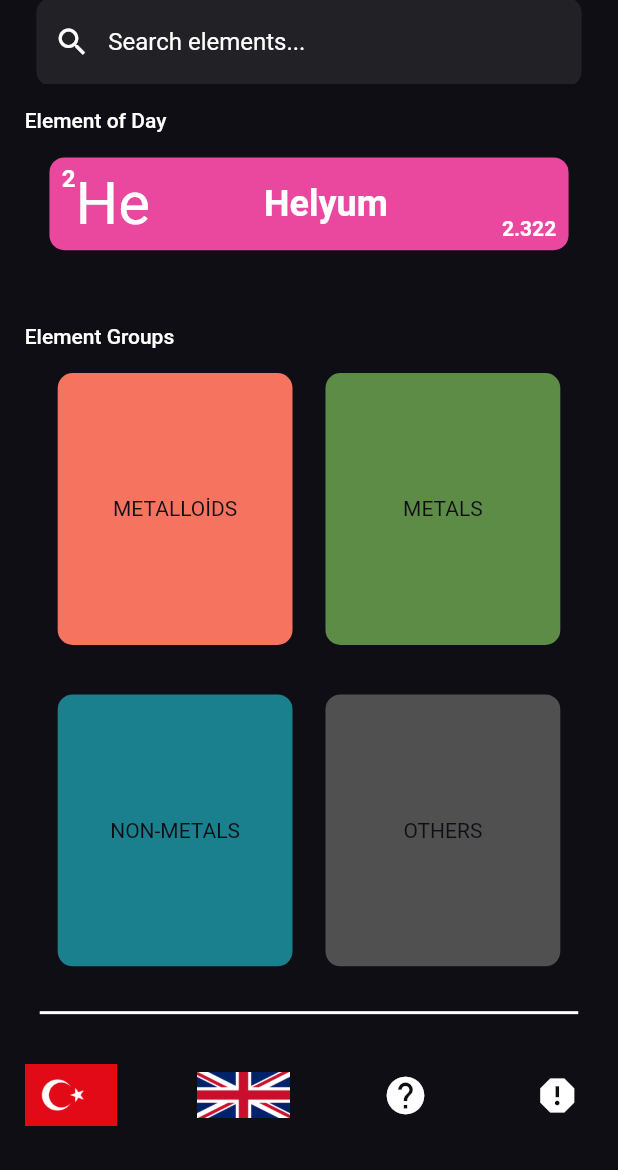
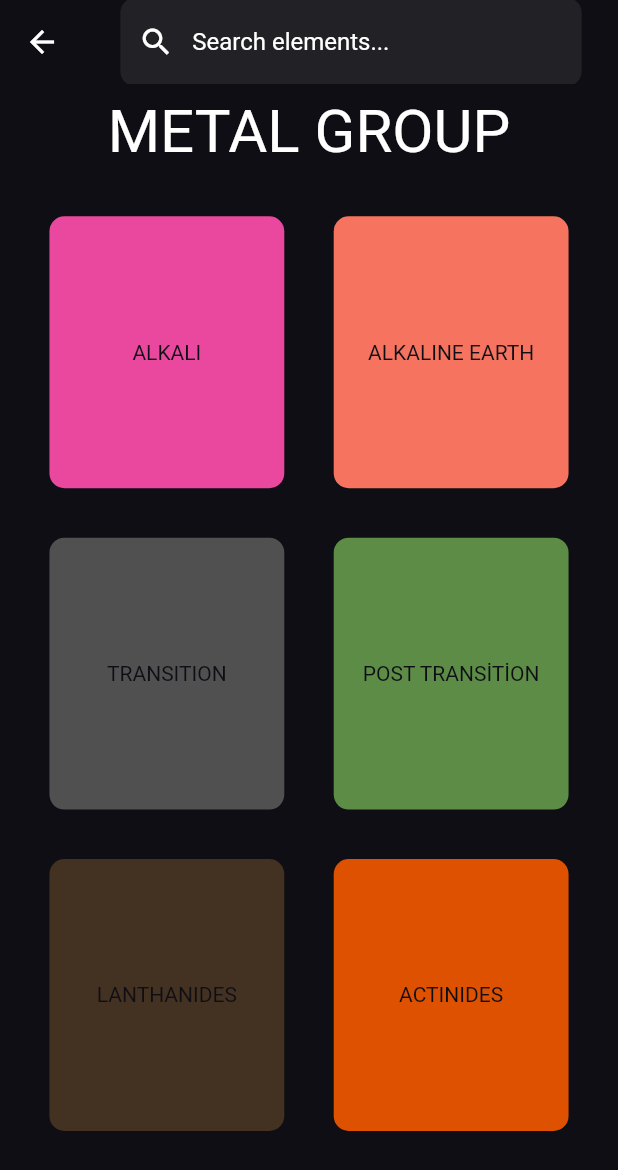
Before and after one commit to furkanagess/periodic_table_app, a Flutter app: the screen it shows after launch, after a tap on "METALS", on a phone screen of 412 x 824 dp. Shown: the top 1170 px of the screen. Run offline on Flutter 3.47's test engine with Material 2 defaults, Android fonts, the phone set to English and light mode, and no system bars; our stand-ins replace mobx; generated files the repository leaves out were written again.

Commit message:
metal group page added

```diff
--- a/lib/feature/home/view/home_view.dart
+++ b/lib/feature/home/view/home_view.dart
@@ -1,6 +1,7 @@
 import 'package:flutter/material.dart';
 import 'package:periodic_table_app/feature/home/viewModel/home_view_model.dart';
 import 'package:periodic_table_app/feature/metalloids/view/metalloids_view.dart';
+import 'package:periodic_table_app/feature/metals/view/metal_view.dart';
 
 import 'package:periodic_table_app/product/base/base_view.dart';
 import 'package:periodic_table_app/product/constants/color_constants.dart';
@@ -71,7 +72,7 @@ class HomeView extends StatelessWidget {
             Navigator.push(
               context,
               MaterialPageRoute(
-                builder: (context) => MetalloidsPageView(),
+                builder: (context) => const MetalloidsPageView(),
               ),
             );
           },
@@ -79,7 +80,14 @@ class HomeView extends StatelessWidget {
           title: AppStrings().metalloids,
         ),
         ElementGroupContainer(
-          onTap: () {},
+          onTap: () {
+            Navigator.push(
+              context,
+              MaterialPageRoute(
+                builder: (context) => const MetalPageView(),
+              ),
+            );
+          },
           color: AppColors().green,
           title: AppStrings().metal,
         ),
--- /dev/null
+++ b/lib/feature/metals/view/metal_view.dart
@@ -0,0 +1,136 @@
+import 'package:flutter/material.dart';
+
+import 'package:periodic_table_app/feature/metals/viewModel/metal_view_model.dart';
+import 'package:periodic_table_app/product/base/base_view.dart';
+import 'package:periodic_table_app/product/constants/color_constants.dart';
+import 'package:periodic_table_app/product/constants/strings_constant.dart';
+import 'package:periodic_table_app/product/extensions/context_extension.dart';
+import 'package:periodic_table_app/product/widget/element_group_container.dart';
+
+class MetalPageView extends StatelessWidget {
+  const MetalPageView({super.key});
+
+  @override
+  Widget build(BuildContext context) {
+    return BaseView<MetalViewModel>(
+      viewModel: MetalViewModel(),
+      onModelReady: (model) {
+        model.setContext(context);
+      },
+      onPageBuilder: (context, value) => Scaffold(
+        backgroundColor: AppColors().background,
+        appBar: buildAppbar(context),
+        body: SafeArea(
+          child: ListView(
+            children: [
+              SizedBox(height: context.dynamicHeight(0.01)),
+              headerText(context),
+              SizedBox(height: context.dynamicHeight(0.04)),
+              metalGroupOne(),
+              SizedBox(height: context.dynamicHeight(0.04)),
+              metalGroupTwo(),
+              SizedBox(height: context.dynamicHeight(0.04)),
+              metalGroupThree(),
+            ],
+          ),
+        ),
+      ),
+    );
+  }
+
+  Row metalGroupThree() {
+    return Row(
+      mainAxisAlignment: MainAxisAlignment.spaceEvenly,
+      children: [
+        ElementGroupContainer(
+          onTap: () {},
+          color: AppColors().brown,
+          title: AppStrings().lanthanites,
+        ),
+        ElementGroupContainer(
+          onTap: () {},
+          color: AppColors().orange,
+          title: AppStrings().actinides,
+        ),
+      ],
+    );
+  }
+
+  Row metalGroupTwo() {
+    return Row(
+      mainAxisAlignment: MainAxisAlignment.spaceEvenly,
+      children: [
+        ElementGroupContainer(
+          onTap: () {},
+          color: AppColors().grey,
+          title: AppStrings().transition,
+        ),
+        ElementGroupContainer(
+          onTap: () {},
+          color: AppColors().green,
+          title: AppStrings().postTransition,
+        ),
+      ],
+    );
+  }
+
+  Row metalGroupOne() {
+    return Row(
+      mainAxisAlignment: MainAxisAlignment.spaceEvenly,
+      children: [
+        ElementGroupContainer(
+          onTap: () {},
+          color: AppColors().pink,
+          title: AppStrings().alkali,
+        ),
+        ElementGroupContainer(
+          onTap: () {},
+          color: AppColors().lightOrange,
+          title: AppStrings().alkaliEarth,
+        ),
+      ],
+    );
+  }
+
+  Center headerText(BuildContext context) {
+    return Center(
+      child: Text(
+        AppStrings().metalGroup,
+        style: context.textTheme.headlineLarge?.copyWith(
+          color: AppColors().white,
+        ),
+      ),
+    );
+  }
+
+  AppBar buildAppbar(BuildContext context) {
+    return AppBar(
+      centerTitle: true,
+      elevation: 0,
+      backgroundColor: AppColors().background,
+      title: Flexible(
+        child: Padding(
+          padding: context.paddingLow,
+          child: TextField(
+            decoration: InputDecoration(
+              hintText: AppStrings().searchElement,
+              hintStyle: context.textTheme.titleMedium?.copyWith(
+                color: AppColors().white,
+              ),
+              prefixIcon: Icon(
+                Icons.search,
+                color: AppColors().white,
+              ),
+              filled: true,
+              fillColor: AppColors().transparentWhite,
+              border: OutlineInputBorder(
+                borderSide: BorderSide.none,
+                borderRadius: BorderRadius.circular(10),
+              ),
+            ),
+          ),
+        ),
+      ),
+    );
+  }
+}
--- /dev/null
+++ b/lib/feature/metals/viewModel/metal_view_model.dart
@@ -0,0 +1,14 @@
+import 'package:flutter/material.dart';
+import 'package:mobx/mobx.dart';
+import 'package:periodic_table_app/product/base/base_view_model.dart';
+part 'metal_view_model.g.dart';
+
+class MetalViewModel = _MetalViewModelBase with _$MetalViewModel;
+
+abstract class _MetalViewModelBase with Store, BaseViewModel {
+  @override
+  void setContext(BuildContext context) => viewModelContext = context;
+
+  @override
+  void init() {}
+}
--- a/lib/product/constants/strings_constant.dart
+++ b/lib/product/constants/strings_constant.dart
@@ -5,7 +5,14 @@ class AppStrings {
   String get metal => "METALS";
   String get nonMetal => "NON-METALS";
   String get others => "OTHERS";
-  String get metalloids => "METALLOİDS";
+  String get metalloids => "METALLOIDS";
+  String get alkali => "ALKALI";
+  String get alkaliEarth => "ALKALINE EARTH";
+  String get transition => "TRANSITION";
+  String get postTransition => "POST TRANSİTİON";
+  String get lanthanites => "LANTHANIDES";
+  String get actinides => "ACTINIDES";
+  String get metalGroup => "METAL GROUP";
   String get metalloidsElements => "Metalloids Elements";
   String get nonMetalElements => "Non-metal Elements";
 }
```
Also changed, not shown: lib/feature/metals/viewModel/metal_view_model.g.dart (added), lib/feature/nonMetal/viewModel/non_metal_view_model.dart (added).
